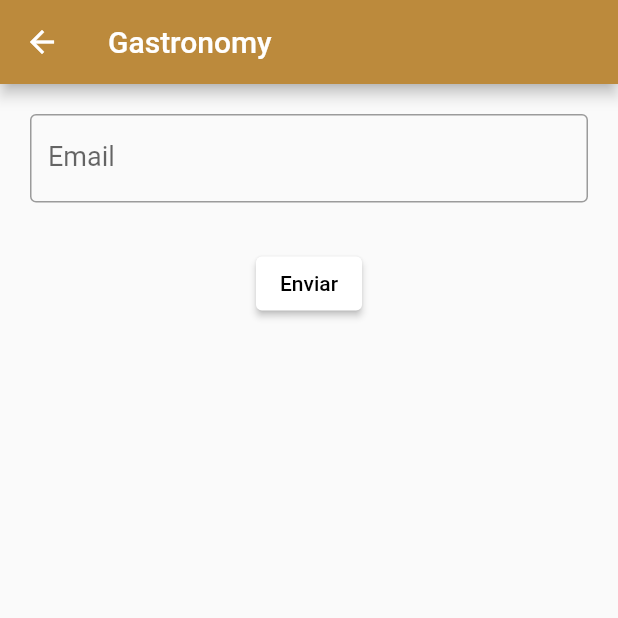
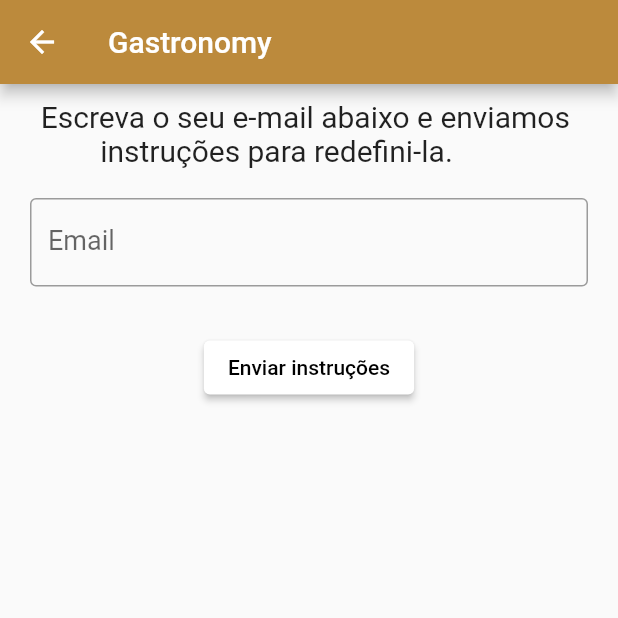
Before and after one commit to isadoradg/ProjetoPratico-app-, a Flutter app: the TelaEsqueciSenha screen opened by its route, on a phone screen of 412 x 824 dp, the top half of it. Run offline on Flutter 3.47's test engine with Material 2 defaults, Android fonts, the light colour scheme and no system bars.

Commit message:
Insersão de um texto explicativo para recuperação de senha

```diff
--- a/app_projeto_pratico/lib/view/tela_esqueci_senha.dart
+++ b/app_projeto_pratico/lib/view/tela_esqueci_senha.dart
@@ -24,6 +24,20 @@ class _TelaEsqueciSenhaState extends State<TelaEsqueciSenha> {
       body: Center(
         child: Column(
           children: [
+            SizedBox(
+              height: 10,
+            ),
+
+            Center(
+              child: Text(
+                "Escreva o seu e-mail abaixo e enviamos \n        instruções para redefini-la.",
+                style: TextStyle(
+                  fontSize: 20,
+                ),
+              ),
+
+            ),
+
             Container(// campo de insersão do nome
               padding: EdgeInsets.all(20),
                 child: TextField(
@@ -50,7 +64,7 @@ class _TelaEsqueciSenhaState extends State<TelaEsqueciSenha> {
                 //verificar campos
                 Navigator.pop(context);
               },
-              child: const Text("Enviar"),
+              child: const Text("Enviar instruções"),
             ),
           ],
         ),
```
